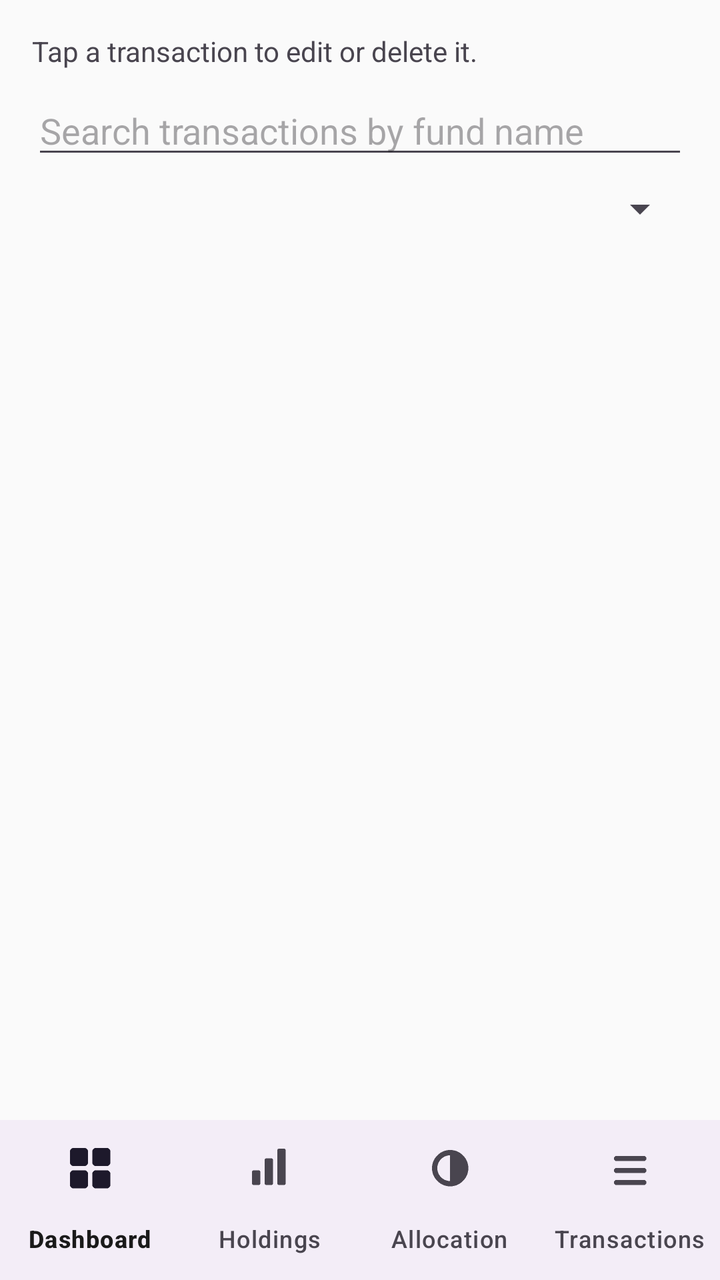
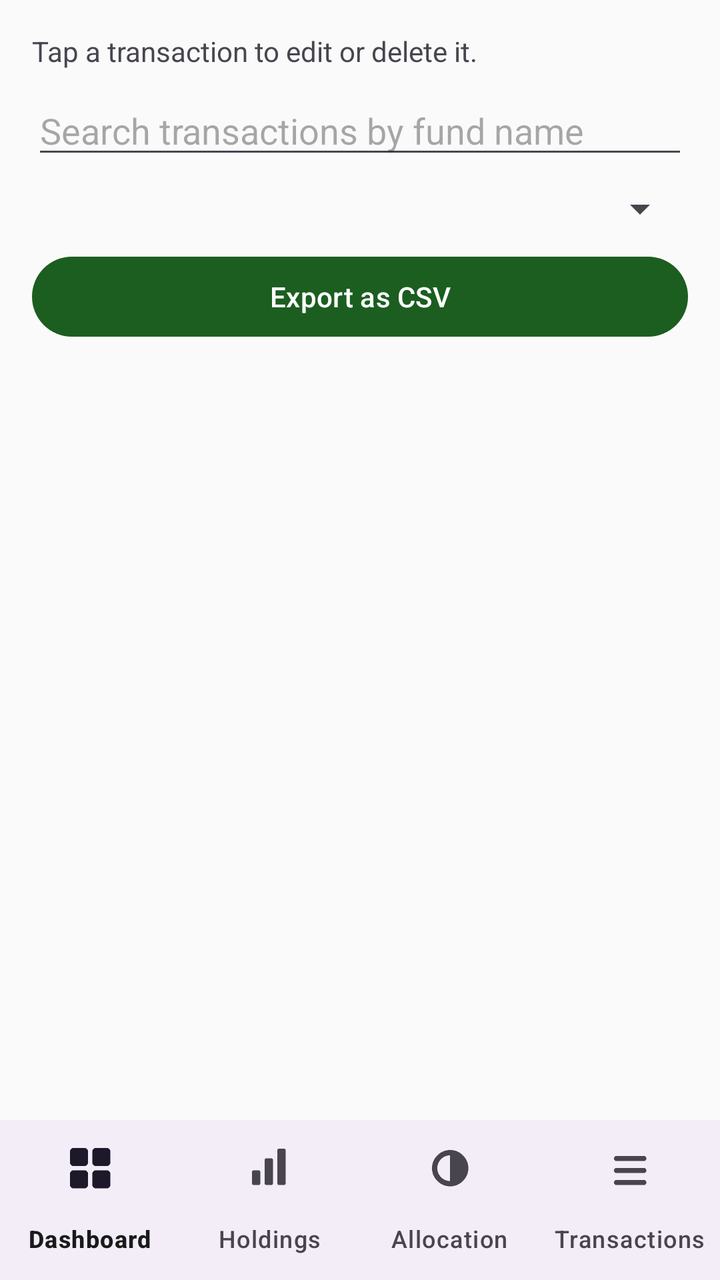

Before-and-after screenshots of an Android layout around one commit, followed by the original layout XML and the change that was made.
<!-- AndroidManifest.xml: application theme Theme.PersonalPortfolio -->
<!-- res/layout/activity_transactions.xml -->
<?xml version="1.0" encoding="utf-8"?>
<LinearLayout xmlns:android="http://schemas.android.com/apk/res/android"
    xmlns:app="http://schemas.android.com/apk/res-auto"
    android:layout_width="match_parent"
    android:layout_height="match_parent"
    android:orientation="vertical">

    <LinearLayout
        android:layout_width="match_parent"
        android:layout_height="0dp"
        android:layout_weight="1"
        android:orientation="vertical"
        android:padding="16dp">

        <TextView
            android:layout_width="match_parent"
            android:layout_height="wrap_content"
            android:textSize="14sp"
            android:text="Tap a transaction to edit or delete it." />

        <EditText
            android:id="@+id/transactionsSearchInput"
            android:layout_width="match_parent"
            android:layout_height="wrap_content"
            android:layout_marginTop="8dp"
            android:hint="Search transactions by fund name"
            android:inputType="text" />

        <Spinner
            android:id="@+id/transactionsSortSpinner"
            android:layout_width="match_parent"
            android:layout_height="wrap_content"
            android:layout_marginTop="8dp" />

        <androidx.recyclerview.widget.RecyclerView
            android:id="@+id/transactionsRecyclerView"
            android:layout_width="match_parent"
            android:layout_height="0dp"
            android:layout_weight="1"
            android:layout_marginTop="12dp" />

    </LinearLayout>

    <com.google.android.material.bottomnavigation.BottomNavigationView
        android:id="@+id/bottomNav"
        android:layout_width="match_parent"
        android:layout_height="wrap_content"
        app:menu="@menu/bottom_nav_menu"
        app:labelVisibilityMode="labeled" />

</LinearLayout>
<!-- resources referenced by this layout -->
<resources>
  <style name="Theme.PersonalPortfolio" parent="Theme.Material3.DayNight.NoActionBar">
          <item name="colorPrimary">@color/colorPrimary</item>
          <item name="colorPrimaryVariant">@color/colorPrimaryVariant</item>
          <item name="colorOnPrimary">@color/colorOnPrimary</item>
  
          <item name="colorSecondary">@color/colorSecondary</item>
          <item name="colorOnSecondary">@color/colorOnSecondary</item>
  
          <item name="android:colorBackground">@color/colorBackground</item>
          <item name="colorOnBackground">@color/colorOnBackground</item>
  
          <item name="colorSurface">@color/colorSurface</item>
          <item name="colorOnSurface">@color/colorOnSurface</item>
  
          <item name="android:statusBarColor">@color/colorPrimaryVariant</item>
      </style>
  <color name="colorPrimary">#1B5E20</color>
  <color name="colorPrimaryVariant">#0D3B12</color>
  <color name="colorOnPrimary">#FFFFFF</color>
  <color name="colorSecondary">#00897B</color>
  <color name="colorOnSecondary">#FFFFFF</color>
  <color name="colorBackground">#FAFAFA</color>
  <color name="colorOnBackground">#1A1A1A</color>
  <color name="colorSurface">#FFFFFF</color>
  <color name="colorOnSurface">#1A1A1A</color>
</resources>

<!-- the commit's change to res/layout/activity_transactions.xml (unified diff, before → after) -->
@@ -32,6 +32,13 @@
             android:layout_height="wrap_content"
             android:layout_marginTop="8dp" />
 
+        <Button
+            android:id="@+id/exportCsvButton"
+            android:layout_width="match_parent"
+            android:layout_height="wrap_content"
+            android:layout_marginTop="8dp"
+            android:text="Export as CSV" />
+
         <androidx.recyclerview.widget.RecyclerView
             android:id="@+id/transactionsRecyclerView"
             android:layout_width="match_parent"
